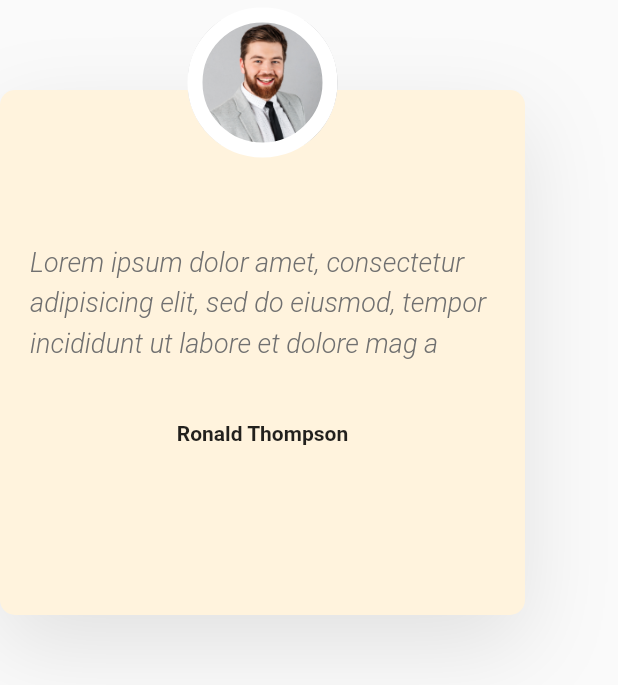
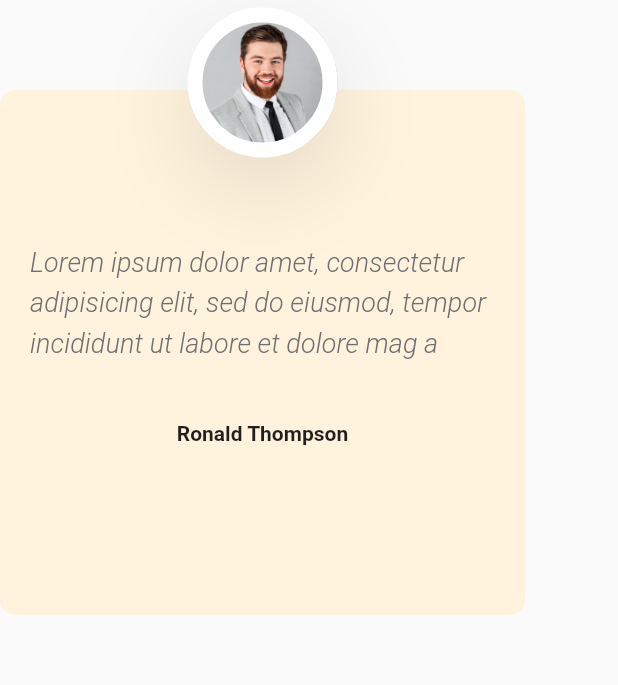
Before and after one commit to noAudio/portfolio_example, a Flutter app: the FeedbackCard widget shown alone on an empty page, opened directly with empty values, on a phone screen of 412 x 824 dp. Shown: the top 685 px of the screen. Run offline on Flutter 3.47's test engine with Material 2 defaults, Android fonts, the phone set to English and light mode, and no system bars.

Commit message:
Animated hover effects

```diff
--- a/lib/sections/feedback/components/feedback_card.dart
+++ b/lib/sections/feedback/components/feedback_card.dart
@@ -16,9 +16,20 @@ class FeedbackCard extends StatefulWidget {
 }
 
 class _FeedbackCardState extends State<FeedbackCard> {
+  Duration duration = Duration(milliseconds: 200);
+  bool isHover = false;
   @override
   Widget build(BuildContext context) {
-    return Container(
+    return InkWell(
+      onTap: () {},
+      onHover: (value) {
+        setState(() {
+          isHover = value;
+        });
+      },
+      hoverColor: Colors.transparent,
+      child: AnimatedContainer(
+        duration: duration,
         margin: EdgeInsets.only(top: kDefaultPadding * 3),
         padding: EdgeInsets.symmetric(horizontal: kDefaultPadding),
         height: 350.0,
@@ -26,18 +37,20 @@ class _FeedbackCardState extends State<FeedbackCard> {
         decoration: BoxDecoration(
           color: feedback[widget.index].color,
           borderRadius: BorderRadius.circular(10.0),
-        boxShadow: [kDefaultCardShadow],
+          boxShadow: [if (isHover) kDefaultCardShadow],
         ),
         child: Column(
           children: [
             Transform.translate(
               offset: Offset(0, -55.0),
-            child: Container(
+              child: AnimatedContainer(
+                duration: duration,
                 height: 100.0,
                 width: 100.0,
                 decoration: BoxDecoration(
                   shape: BoxShape.circle,
                   border: Border.all(color: Colors.white, width: 10.0),
+                  boxShadow: [if (!isHover) kDefaultCardShadow],
                   image: DecorationImage(
                     image: AssetImage(feedback[widget.index].userPic),
                   ),
@@ -61,6 +74,7 @@ class _FeedbackCardState extends State<FeedbackCard> {
             ),
           ],
         ),
+      ),
     );
   }
 }
```
Lines whose indentation alone changed are shown as unchanged.
